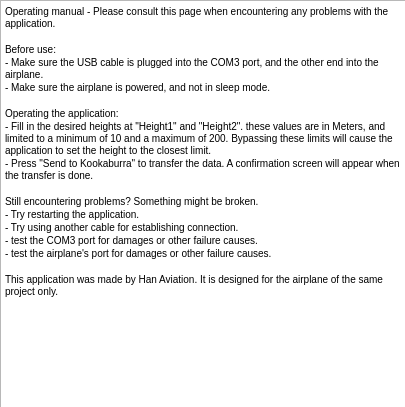
Before: the Qt Designer form FlightPlanner/src/secondwindow.ui in VvWijhe/kookaburra, drawn with Qt 5.
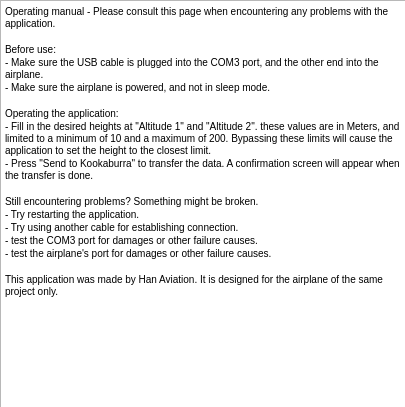
After: the same form once the commit is applied.

```diff
--- a/FlightPlanner/src/secondwindow.ui
+++ b/FlightPlanner/src/secondwindow.ui
@@ -26,24 +26,24 @@
     <string>&lt;!DOCTYPE HTML PUBLIC &quot;-//W3C//DTD HTML 4.0//EN&quot; &quot;http://www.w3.org/TR/REC-html40/strict.dtd&quot;&gt;
 &lt;html&gt;&lt;head&gt;&lt;meta name=&quot;qrichtext&quot; content=&quot;1&quot; /&gt;&lt;style type=&quot;text/css&quot;&gt;
 p, li { white-space: pre-wrap; }
-&lt;/style&gt;&lt;/head&gt;&lt;body style=&quot; font-family:'MS Shell Dlg 2'; font-size:7.8pt; font-weight:400; font-style:normal;&quot;&gt;
-&lt;p style=&quot; margin-top:0px; margin-bottom:0px; margin-left:0px; margin-right:0px; -qt-block-indent:0; text-indent:0px;&quot;&gt;Operating manual - Please consult this page when encountering any problems with the application. &lt;/p&gt;
-&lt;p style=&quot;-qt-paragraph-type:empty; margin-top:0px; margin-bottom:0px; margin-left:0px; margin-right:0px; -qt-block-indent:0; text-indent:0px;&quot;&gt;&lt;br /&gt;&lt;/p&gt;
-&lt;p style=&quot; margin-top:0px; margin-bottom:0px; margin-left:0px; margin-right:0px; -qt-block-indent:0; text-indent:0px;&quot;&gt;Before use: &lt;/p&gt;
-&lt;p style=&quot; margin-top:0px; margin-bottom:0px; margin-left:0px; margin-right:0px; -qt-block-indent:0; text-indent:0px;&quot;&gt;- Make sure the USB cable is plugged into the COM3 port, and the other end into the airplane. &lt;/p&gt;
-&lt;p style=&quot; margin-top:0px; margin-bottom:0px; margin-left:0px; margin-right:0px; -qt-block-indent:0; text-indent:0px;&quot;&gt;- Make sure the airplane is powered, and not in sleep mode.&lt;/p&gt;
-&lt;p style=&quot;-qt-paragraph-type:empty; margin-top:0px; margin-bottom:0px; margin-left:0px; margin-right:0px; -qt-block-indent:0; text-indent:0px;&quot;&gt;&lt;br /&gt;&lt;/p&gt;
-&lt;p style=&quot; margin-top:0px; margin-bottom:0px; margin-left:0px; margin-right:0px; -qt-block-indent:0; text-indent:0px;&quot;&gt;Operating the application:&lt;/p&gt;
-&lt;p style=&quot; margin-top:0px; margin-bottom:0px; margin-left:0px; margin-right:0px; -qt-block-indent:0; text-indent:0px;&quot;&gt;- Fill in the desired heights at &amp;quot;Height1&amp;quot; and &amp;quot;Height2&amp;quot;. these values are in Meters, and limited to a minimum of 10 and a maximum of 200. Bypassing these limits will cause the application to set the height to the closest limit.&lt;/p&gt;
-&lt;p style=&quot; margin-top:0px; margin-bottom:0px; margin-left:0px; margin-right:0px; -qt-block-indent:0; text-indent:0px;&quot;&gt;- Press &amp;quot;Send to Kookaburra&amp;quot; to transfer the data. A confirmation screen will appear when the transfer is done. &lt;/p&gt;
-&lt;p style=&quot;-qt-paragraph-type:empty; margin-top:0px; margin-bottom:0px; margin-left:0px; margin-right:0px; -qt-block-indent:0; text-indent:0px;&quot;&gt;&lt;br /&gt;&lt;/p&gt;
-&lt;p style=&quot; margin-top:0px; margin-bottom:0px; margin-left:0px; margin-right:0px; -qt-block-indent:0; text-indent:0px;&quot;&gt;Still encountering problems? Something might be broken.&lt;/p&gt;
-&lt;p style=&quot; margin-top:0px; margin-bottom:0px; margin-left:0px; margin-right:0px; -qt-block-indent:0; text-indent:0px;&quot;&gt;- Try restarting the application.&lt;/p&gt;
-&lt;p style=&quot; margin-top:0px; margin-bottom:0px; margin-left:0px; margin-right:0px; -qt-block-indent:0; text-indent:0px;&quot;&gt;- Try using another cable for establishing connection.&lt;/p&gt;
-&lt;p style=&quot; margin-top:0px; margin-bottom:0px; margin-left:0px; margin-right:0px; -qt-block-indent:0; text-indent:0px;&quot;&gt;- test the COM3 port for damages or other failure causes.&lt;/p&gt;
-&lt;p style=&quot; margin-top:0px; margin-bottom:0px; margin-left:0px; margin-right:0px; -qt-block-indent:0; text-indent:0px;&quot;&gt;- test the airplane's port for damages or other failure causes.&lt;/p&gt;
-&lt;p style=&quot;-qt-paragraph-type:empty; margin-top:0px; margin-bottom:0px; margin-left:0px; margin-right:0px; -qt-block-indent:0; text-indent:0px;&quot;&gt;&lt;br /&gt;&lt;/p&gt;
-&lt;p style=&quot; margin-top:0px; margin-bottom:0px; margin-left:0px; margin-right:0px; -qt-block-indent:0; text-indent:0px;&quot;&gt;This application was made by Han Aviation. It is designed for the airplane of the same project only.&lt;/p&gt;&lt;/body&gt;&lt;/html&gt;</string>
+&lt;/style&gt;&lt;/head&gt;&lt;body style=&quot; font-family:'MS Shell Dlg 2'; font-size:8.25pt; font-weight:400; font-style:normal;&quot;&gt;
+&lt;p style=&quot; margin-top:0px; margin-bottom:0px; margin-left:0px; margin-right:0px; -qt-block-indent:0; text-indent:0px;&quot;&gt;&lt;span style=&quot; font-size:7.8pt;&quot;&gt;Operating manual - Please consult this page when encountering any problems with the application. &lt;/span&gt;&lt;/p&gt;
+&lt;p style=&quot;-qt-paragraph-type:empty; margin-top:0px; margin-bottom:0px; margin-left:0px; margin-right:0px; -qt-block-indent:0; text-indent:0px; font-size:7.8pt;&quot;&gt;&lt;br /&gt;&lt;/p&gt;
+&lt;p style=&quot; margin-top:0px; margin-bottom:0px; margin-left:0px; margin-right:0px; -qt-block-indent:0; text-indent:0px;&quot;&gt;&lt;span style=&quot; font-size:7.8pt;&quot;&gt;Before use: &lt;/span&gt;&lt;/p&gt;
+&lt;p style=&quot; margin-top:0px; margin-bottom:0px; margin-left:0px; margin-right:0px; -qt-block-indent:0; text-indent:0px;&quot;&gt;&lt;span style=&quot; font-size:7.8pt;&quot;&gt;- Make sure the USB cable is plugged into the COM3 port, and the other end into the airplane. &lt;/span&gt;&lt;/p&gt;
+&lt;p style=&quot; margin-top:0px; margin-bottom:0px; margin-left:0px; margin-right:0px; -qt-block-indent:0; text-indent:0px;&quot;&gt;&lt;span style=&quot; font-size:7.8pt;&quot;&gt;- Make sure the airplane is powered, and not in sleep mode.&lt;/span&gt;&lt;/p&gt;
+&lt;p style=&quot;-qt-paragraph-type:empty; margin-top:0px; margin-bottom:0px; margin-left:0px; margin-right:0px; -qt-block-indent:0; text-indent:0px; font-size:7.8pt;&quot;&gt;&lt;br /&gt;&lt;/p&gt;
+&lt;p style=&quot; margin-top:0px; margin-bottom:0px; margin-left:0px; margin-right:0px; -qt-block-indent:0; text-indent:0px;&quot;&gt;&lt;span style=&quot; font-size:7.8pt;&quot;&gt;Operating the application:&lt;/span&gt;&lt;/p&gt;
+&lt;p style=&quot; margin-top:0px; margin-bottom:0px; margin-left:0px; margin-right:0px; -qt-block-indent:0; text-indent:0px;&quot;&gt;&lt;span style=&quot; font-size:7.8pt;&quot;&gt;- Fill in the desired heights at &amp;quot;Altitude 1&amp;quot; and &amp;quot;Altitude 2&amp;quot;. these values are in Meters, and limited to a minimum of 10 and a maximum of 200. Bypassing these limits will cause the application to set the height to the closest limit.&lt;/span&gt;&lt;/p&gt;
+&lt;p style=&quot; margin-top:0px; margin-bottom:0px; margin-left:0px; margin-right:0px; -qt-block-indent:0; text-indent:0px;&quot;&gt;&lt;span style=&quot; font-size:7.8pt;&quot;&gt;- Press &amp;quot;Send to Kookaburra&amp;quot; to transfer the data. A confirmation screen will appear when the transfer is done. &lt;/span&gt;&lt;/p&gt;
+&lt;p style=&quot;-qt-paragraph-type:empty; margin-top:0px; margin-bottom:0px; margin-left:0px; margin-right:0px; -qt-block-indent:0; text-indent:0px; font-size:7.8pt;&quot;&gt;&lt;br /&gt;&lt;/p&gt;
+&lt;p style=&quot; margin-top:0px; margin-bottom:0px; margin-left:0px; margin-right:0px; -qt-block-indent:0; text-indent:0px;&quot;&gt;&lt;span style=&quot; font-size:7.8pt;&quot;&gt;Still encountering problems? Something might be broken.&lt;/span&gt;&lt;/p&gt;
+&lt;p style=&quot; margin-top:0px; margin-bottom:0px; margin-left:0px; margin-right:0px; -qt-block-indent:0; text-indent:0px;&quot;&gt;&lt;span style=&quot; font-size:7.8pt;&quot;&gt;- Try restarting the application.&lt;/span&gt;&lt;/p&gt;
+&lt;p style=&quot; margin-top:0px; margin-bottom:0px; margin-left:0px; margin-right:0px; -qt-block-indent:0; text-indent:0px;&quot;&gt;&lt;span style=&quot; font-size:7.8pt;&quot;&gt;- Try using another cable for establishing connection.&lt;/span&gt;&lt;/p&gt;
+&lt;p style=&quot; margin-top:0px; margin-bottom:0px; margin-left:0px; margin-right:0px; -qt-block-indent:0; text-indent:0px;&quot;&gt;&lt;span style=&quot; font-size:7.8pt;&quot;&gt;- test the COM3 port for damages or other failure causes.&lt;/span&gt;&lt;/p&gt;
+&lt;p style=&quot; margin-top:0px; margin-bottom:0px; margin-left:0px; margin-right:0px; -qt-block-indent:0; text-indent:0px;&quot;&gt;&lt;span style=&quot; font-size:7.8pt;&quot;&gt;- test the airplane's port for damages or other failure causes.&lt;/span&gt;&lt;/p&gt;
+&lt;p style=&quot;-qt-paragraph-type:empty; margin-top:0px; margin-bottom:0px; margin-left:0px; margin-right:0px; -qt-block-indent:0; text-indent:0px; font-size:7.8pt;&quot;&gt;&lt;br /&gt;&lt;/p&gt;
+&lt;p style=&quot; margin-top:0px; margin-bottom:0px; margin-left:0px; margin-right:0px; -qt-block-indent:0; text-indent:0px;&quot;&gt;&lt;span style=&quot; font-size:7.8pt;&quot;&gt;This application was made by Han Aviation. It is designed for the airplane of the same project only.&lt;/span&gt;&lt;/p&gt;&lt;/body&gt;&lt;/html&gt;</string>
    </property>
   </widget>
  </widget>
```
